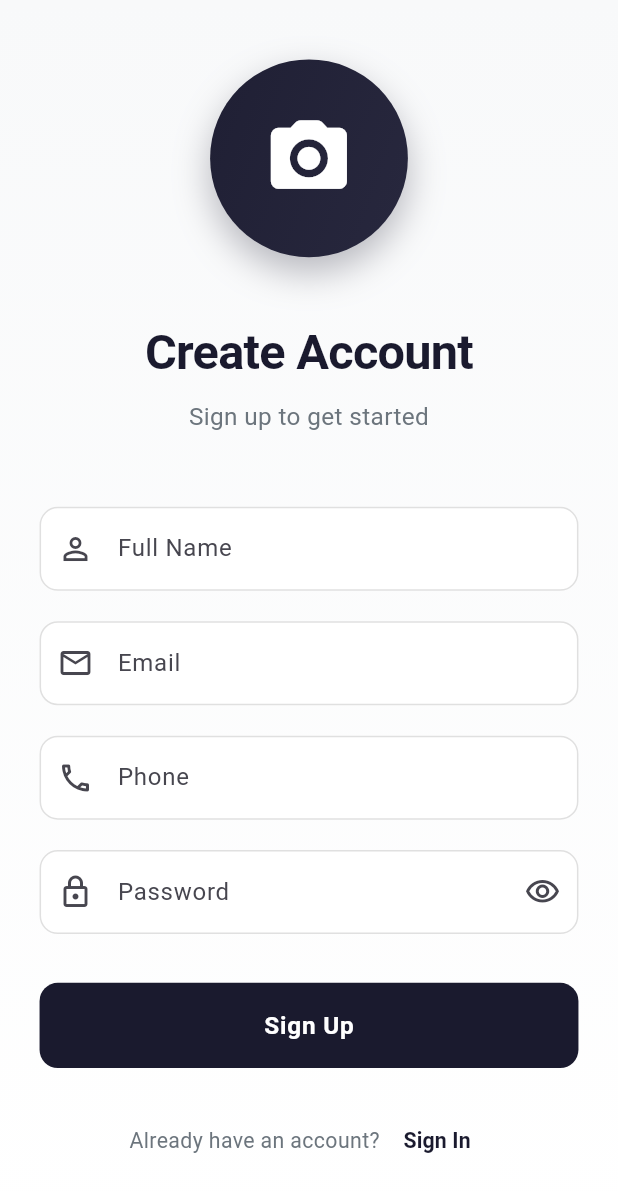
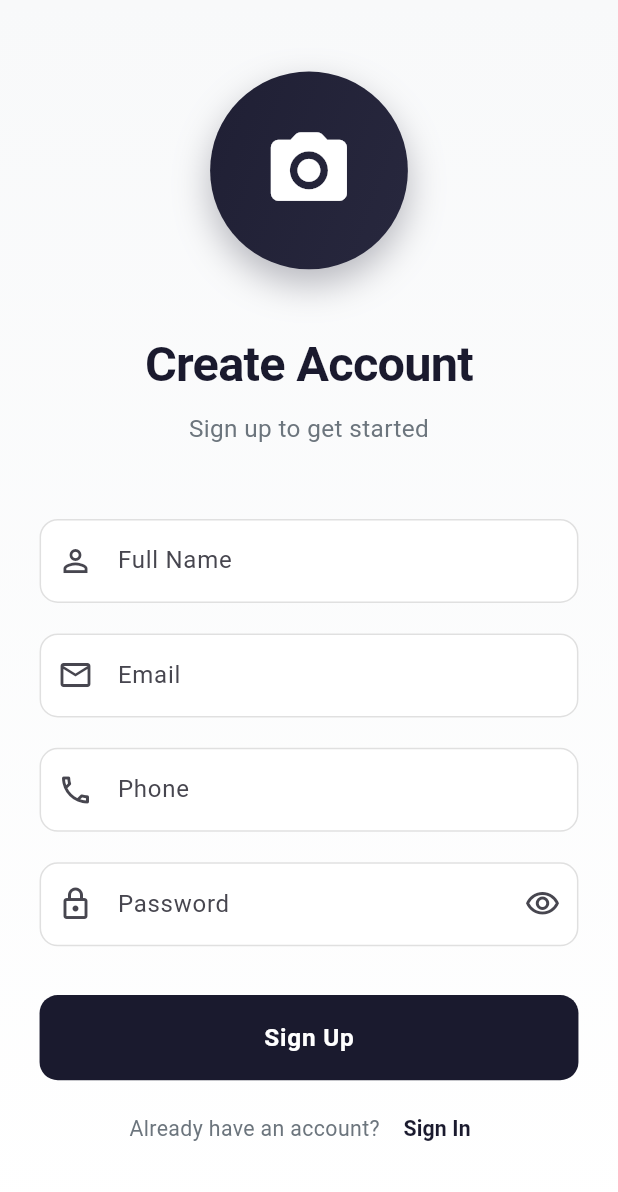
Before and after one commit to devmhsagar/realtog, a Flutter app: the screen it shows after launch, after a tap on "Sign Up", on a phone screen of 412 x 824 dp. Shown: the top 1192 px of the screen. Run offline on Flutter 3.47's test engine with Material 3 defaults, Android fonts, the phone set to English and light mode, and no system bars; our stand-ins replace dio, flutter_riverpod, flutter_screenutil, flutter_secure_storage, fpdart.

Commit message:
Reduced gap below the sign in/up button

```diff
--- a/lib/pages/auth/login_page.dart
+++ b/lib/pages/auth/login_page.dart
@@ -284,7 +284,8 @@ class _LoginPageState extends ConsumerState<LoginPage> {
                               ),
                       ),
                     ),
-                    SizedBox(height: 24.h),
+
+                    SizedBox(height: 8.h),
 
                     // Register Link
                     Row(
--- a/lib/pages/auth/register_page.dart
+++ b/lib/pages/auth/register_page.dart
@@ -385,7 +385,8 @@ class _RegisterPageState extends ConsumerState<RegisterPage> {
                               ),
                       ),
                     ),
-                    SizedBox(height: 24.h),
+
+                    SizedBox(height: 8.h),
 
                     // Login Link
                     Row(
```
